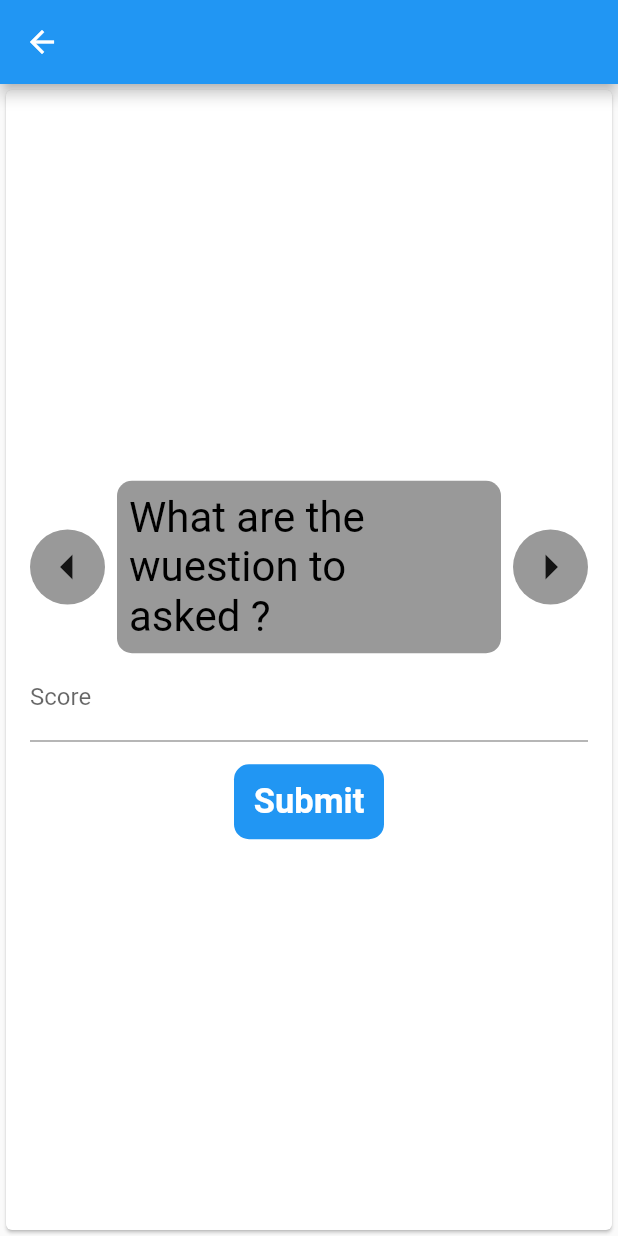
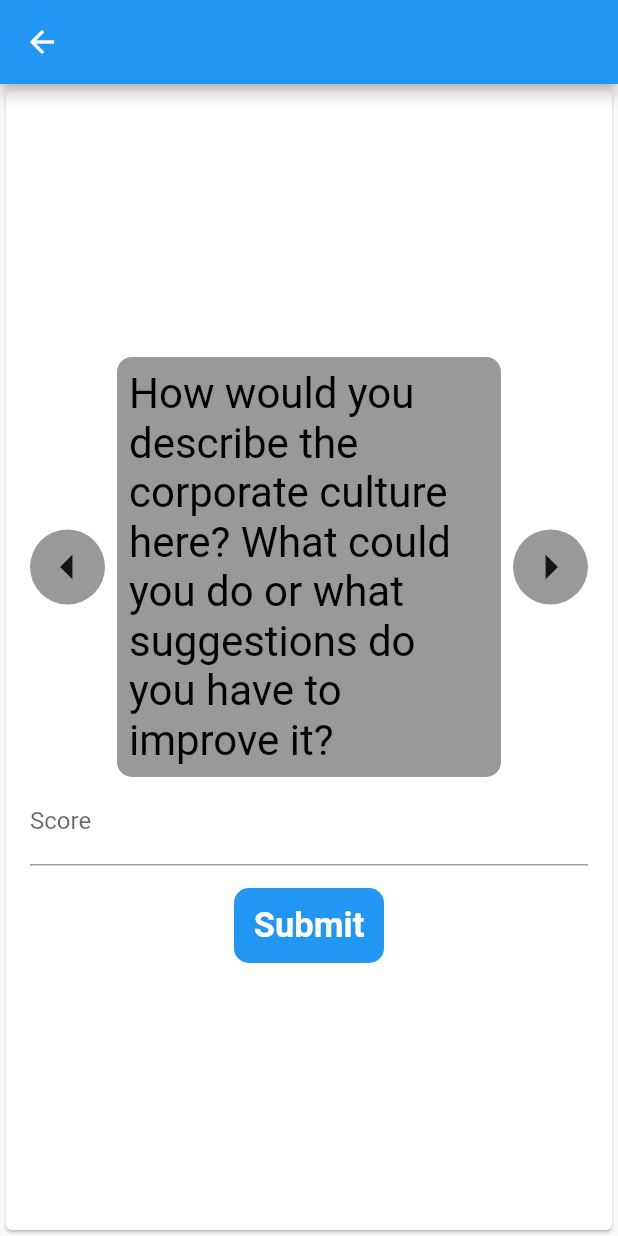
Before and after one commit to savadmv/Employee-Feedback, a Flutter app: the QuestionPage screen opened directly with empty values, swiped to page 4, on a phone screen of 412 x 824 dp. Run offline on Flutter 3.47's test engine with Material 2 defaults, Android fonts, the phone set to English and light mode, and no system bars.

Commit message:
Updates
-------------------------------------------------------
Dynamic questions

```diff
--- a/lib/questions.dart
+++ b/lib/questions.dart
@@ -6,6 +6,16 @@ import 'text_question.dart';
 
 class QuestionPage extends StatelessWidget {
   User user;
+  List<String> questions=["What do you see as the primary drivers of success in our organization?",
+  "What do you see as the top opportunities for us to increase our organizational performance?",
+  "List specific contributions to your team, the company or to a customer.",
+  "How would you describe the corporate culture here? What could you do or what suggestions do you have to improve it?",
+  "In which area(s) would you like to improve?",
+  "What are your goals for the next six months/year?",
+  "What do you feel your greatest success have been over the past 6 months?",
+  "Rate your job satisfaction and describe the things that you feel were the biggest contributing factors to that rating",
+  "Do you have questions for me as it relates to your goals and objectives for the next 6 months?",
+  "What have I done or can do to help you do your job better? Have I done anything to hinder your job performance?"];
 
 
 
@@ -22,7 +32,7 @@ class QuestionPage extends StatelessWidget {
      body: PageView.builder(
        itemBuilder: (context, position) {
          return Container(
-             child: TextQuestions(position),
+             child: TextQuestions(questions[position]),
          );
        },
        itemCount: 6,
--- a/lib/text_question.dart
+++ b/lib/text_question.dart
@@ -1,10 +1,10 @@
 import 'package:flutter/material.dart';
 
 class TextQuestions extends StatelessWidget {
-  final int qs_no;
+  final String qustion;
   ScrollController c=new ScrollController() ;
 
-  TextQuestions(this.qs_no);
+  TextQuestions(this.qustion);
 
   @override
   Widget build(BuildContext context) {
@@ -43,7 +43,7 @@ class TextQuestions extends StatelessWidget {
                             child: Padding(
                               padding: const EdgeInsets.all(8.0),
                               child: new Text(
-                                "What are the wuestion to asked ?",
+                               qustion,
                                 style: new TextStyle(
                                     color: Colors.black, fontSize: 28.0),
                               ),
```
